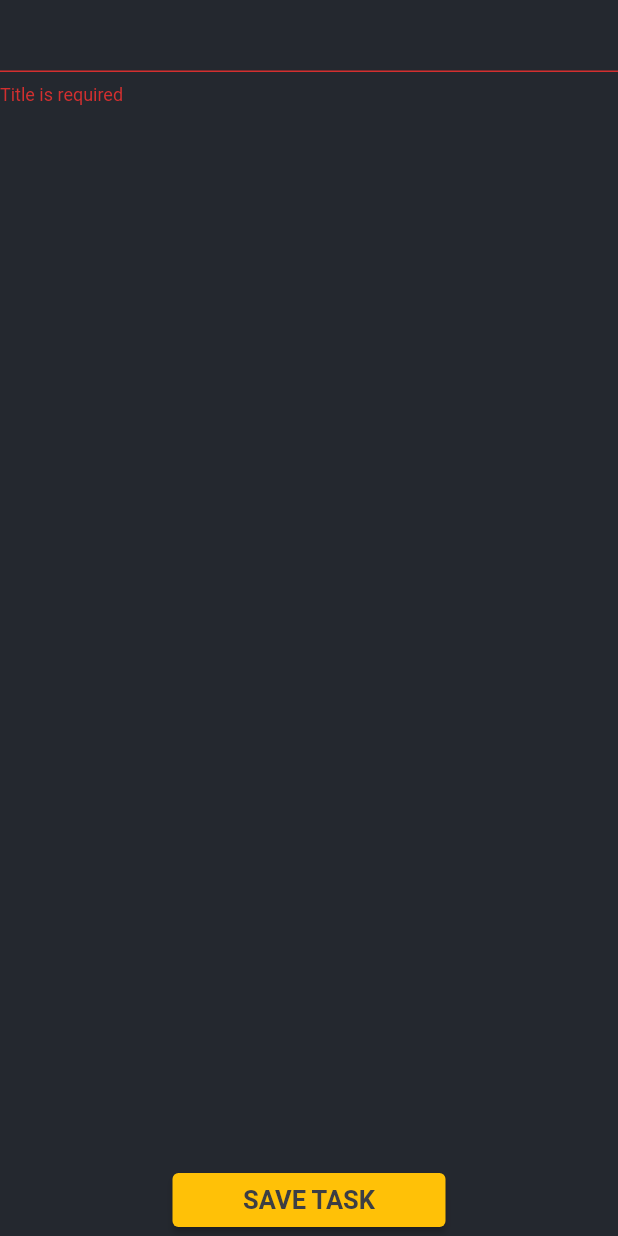
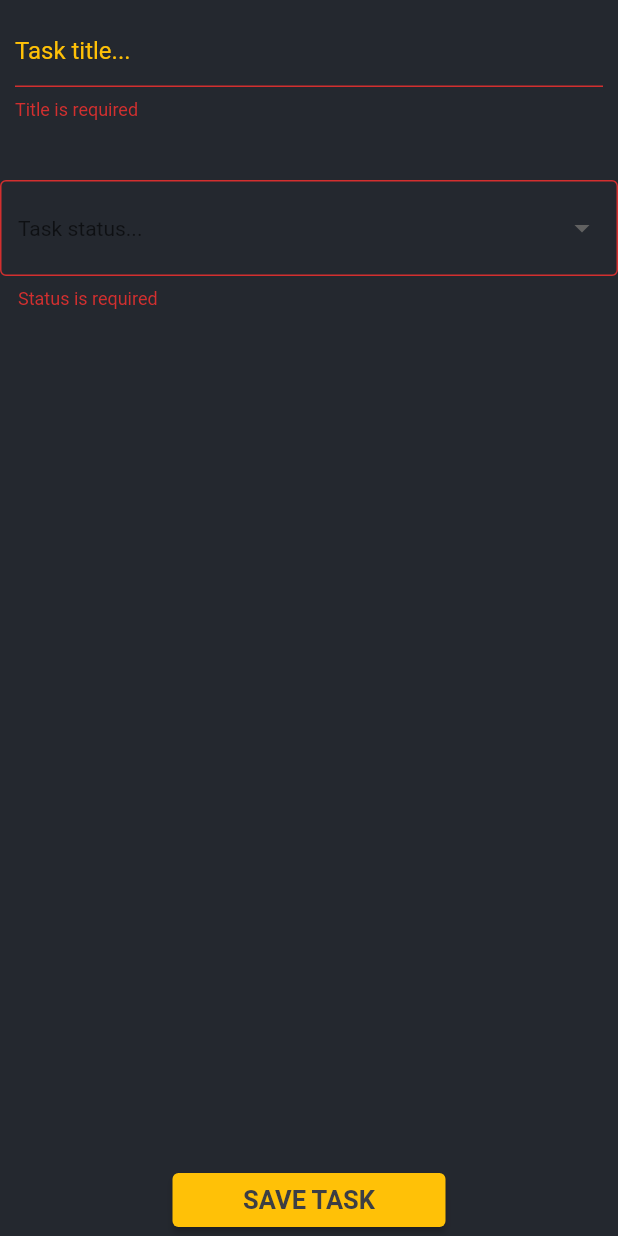
Before and after one commit to Sensornyy/flutter_internship, a Flutter app: the CreateTaskDrawer screen opened directly, after a tap on "SAVE TASK", on a phone screen of 412 x 824 dp. Run offline on Flutter 3.47's test engine with Material 2 defaults, Android fonts, the phone set to English and light mode, and no system bars; our stand-ins replace flutter_svg, freezed_annotation.

Commit message:
feat: add DropdownMenuItem with list of statuses

```diff
--- a/task5/todo_app/lib/model/task.dart
+++ b/task5/todo_app/lib/model/task.dart
@@ -1,13 +1,16 @@
 import 'package:flutter/material.dart';
+import 'package:todo_app/model/status.dart';
 
 class Task {
   final int id;
   String title;
   Icon icon;
+  Status status;
 
   Task({
     required this.id,
     required this.title,
     required this.icon,
+    required this.status,
   });
 }
--- a/task5/todo_app/lib/pages/home_page.dart
+++ b/task5/todo_app/lib/pages/home_page.dart
@@ -30,8 +30,9 @@ class _HomePageState extends State<HomePage> {
       child: Scaffold(
         key: _scaffoldKey,
         backgroundColor: AppColors.mainBackground,
-        endDrawer: const Drawer(
-          child: SafeArea(
+        endDrawer: Drawer(
+          width: MediaQuery.of(context).size.width * 0.8,
+          child: const SafeArea(
             child: CreateTaskDrawer(),
           ),
         ),
--- a/task5/todo_app/lib/widgets/create_task_drawer.dart
+++ b/task5/todo_app/lib/widgets/create_task_drawer.dart
@@ -1,3 +1,4 @@
+import 'dart:core';
 import 'dart:developer';
 
 import 'package:flutter/material.dart';
@@ -14,6 +15,9 @@ class _CreateTaskDrawerState extends State<CreateTaskDrawer> {
   final GlobalKey<FormState> _formKey = GlobalKey<FormState>();
   final TextEditingController _controller = TextEditingController();
 
+  final List<String> _statuses = ['Ready', 'In progress', 'Done'];
+  String? _selectedStatus;
+
   @override
   Widget build(BuildContext context) {
     return Scaffold(
@@ -22,14 +26,30 @@ class _CreateTaskDrawerState extends State<CreateTaskDrawer> {
         key: _formKey,
         child: Column(
           children: <Widget>[
-            TextFormField(
-              controller: _controller,
-              validator: _validateTitle,
+            Padding(
+              padding: const EdgeInsets.all(10),
+              child: TextFormField(
+                controller: _controller,
+                validator: _validateTitle,
+                style: const TextStyle(color: Colors.amber),
+                decoration: const InputDecoration(
+                  hintText: 'Task title...',
+                  hintStyle: TextStyle(color: Colors.amber),
+                ),
+              ),
+            ),
+            const SizedBox(height: 30),
+            DropdownButtonFormField(
+              dropdownColor: AppColors.mainBackground,
+              decoration: const InputDecoration(
+                  border: OutlineInputBorder(),
+                  hintText: 'Task status...',
+                  hintStyle: TextStyle(color: Colors.amber)),
               style: const TextStyle(color: Colors.amber),
-              decoration: const InputDecoration(
-                helperText: 'Task title...',
-                helperStyle: TextStyle(color: Colors.amber),
-              ),
+              items: _getItems(),
+              onChanged: _onChanged,
+              value: _selectedStatus,
+              validator: _validateStatus,
             ),
             const Expanded(child: SizedBox()),
             ElevatedButton(
@@ -61,10 +81,29 @@ class _CreateTaskDrawerState extends State<CreateTaskDrawer> {
     return null;
   }
 
+  String? _validateStatus(String? sts) {
+    if (sts == null) {
+      return 'Status is required';
+    }
+
+    return null;
+  }
+
+  List<DropdownMenuItem<String>> _getItems() {
+    return _statuses.map((sts) {
+      return DropdownMenuItem(value: sts, child: Text(sts));
+    }).toList();
+  }
+
+  void _onChanged(String? sts) {
+    setState(() {
+      _selectedStatus = sts;
+    });
+  }
+
   void _submitForm() {
     if (_formKey.currentState!.validate()) {
-      _formKey.currentState!.save();
-      log('Submitted!');
+      log('$_selectedStatus');
     }
   }
 }
```
